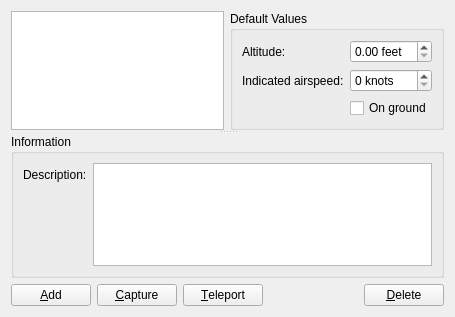
Before: the Qt Designer form src/Plugins/Module/Location/src/LocationWidget.ui in till213/SkyDolly, drawn with Qt 5.
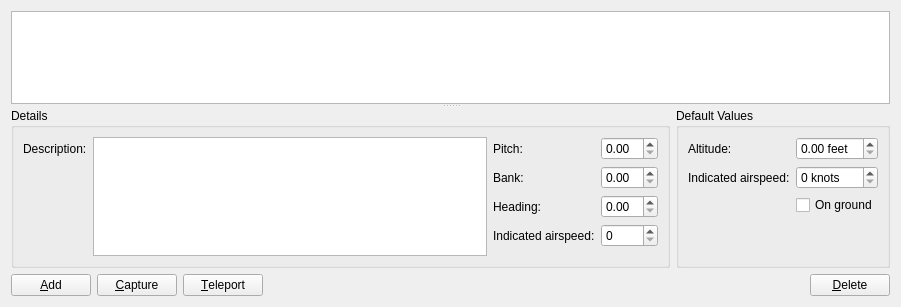
After: the same form once the commit is applied. Custom widgets are drawn as their Qt base class.

The edit to the form file:
```diff
--- a/src/Plugins/Module/Location/src/LocationWidget.ui
+++ b/src/Plugins/Module/Location/src/LocationWidget.ui
@@ -6,8 +6,8 @@
    <rect>
     <x>0</x>
     <y>0</y>
-    <width>455</width>
-    <height>317</height>
+    <width>901</width>
+    <height>307</height>
    </rect>
   </property>
   <property name="windowTitle">
@@ -19,10 +19,100 @@
      <property name="orientation">
       <enum>Qt::Vertical</enum>
      </property>
+     <widget class="QTableWidget" name="locationTableWidget"/>
      <widget class="QWidget" name="layoutWidget">
       <layout class="QHBoxLayout" name="horizontalLayout_2">
        <item>
-        <widget class="QTableWidget" name="locationTableWidget"/>
+        <widget class="QGroupBox" name="informationGroupBox">
+         <property name="sizePolicy">
+          <sizepolicy hsizetype="Expanding" vsizetype="Minimum">
+           <horstretch>0</horstretch>
+           <verstretch>0</verstretch>
+          </sizepolicy>
+         </property>
+         <property name="minimumSize">
+          <size>
+           <width>0</width>
+           <height>160</height>
+          </size>
+         </property>
+         <property name="title">
+          <string>Details</string>
+         </property>
+         <layout class="QHBoxLayout" name="horizontalLayout_3">
+          <item>
+           <layout class="QFormLayout" name="formLayout_2">
+            <item row="0" column="0">
+             <widget class="QLabel" name="label_3">
+              <property name="text">
+               <string>Description:</string>
+              </property>
+             </widget>
+            </item>
+            <item row="0" column="1">
+             <widget class="FocusPlainTextEdit" name="descriptionPlainTextEdit">
+              <property name="sizePolicy">
+               <sizepolicy hsizetype="Expanding" vsizetype="Minimum">
+                <horstretch>0</horstretch>
+                <verstretch>0</verstretch>
+               </sizepolicy>
+              </property>
+              <property name="minimumSize">
+               <size>
+                <width>320</width>
+                <height>80</height>
+               </size>
+              </property>
+             </widget>
+            </item>
+           </layout>
+          </item>
+          <item>
+           <layout class="QFormLayout" name="formLayout_3">
+            <item row="0" column="0">
+             <widget class="QLabel" name="label_4">
+              <property name="text">
+               <string>Pitch:</string>
+              </property>
+             </widget>
+            </item>
+            <item row="1" column="0">
+             <widget class="QLabel" name="label_5">
+              <property name="text">
+               <string>Bank:</string>
+              </property>
+             </widget>
+            </item>
+            <item row="2" column="0">
+             <widget class="QLabel" name="label_6">
+              <property name="text">
+               <string>Heading:</string>
+              </property>
+             </widget>
+            </item>
+            <item row="3" column="0">
+             <widget class="QLabel" name="label_7">
+              <property name="text">
+               <string>Indicated airspeed:</string>
+              </property>
+             </widget>
+            </item>
+            <item row="3" column="1">
+             <widget class="QSpinBox" name="indicatedAirspeedSpinBox"/>
+            </item>
+            <item row="0" column="1">
+             <widget class="QDoubleSpinBox" name="pitchSpinBox"/>
+            </item>
+            <item row="1" column="1">
+             <widget class="QDoubleSpinBox" name="bankSpinBox"/>
+            </item>
+            <item row="2" column="1">
+             <widget class="QDoubleSpinBox" name="headingSpinBox"/>
+            </item>
+           </layout>
+          </item>
+         </layout>
+        </widget>
        </item>
        <item>
         <widget class="QGroupBox" name="groupBox">
@@ -70,48 +160,6 @@
        </item>
       </layout>
      </widget>
-     <widget class="QGroupBox" name="informationGroupBox">
-      <property name="sizePolicy">
-       <sizepolicy hsizetype="Expanding" vsizetype="Minimum">
-        <horstretch>0</horstretch>
-        <verstretch>0</verstretch>
-       </sizepolicy>
-      </property>
-      <property name="minimumSize">
-       <size>
-        <width>0</width>
-        <height>120</height>
-       </size>
-      </property>
-      <property name="title">
-       <string>Information</string>
-      </property>
-      <layout class="QFormLayout" name="formLayout_2">
-       <item row="0" column="0">
-        <widget class="QLabel" name="label_3">
-         <property name="text">
-          <string>Description:</string>
-         </property>
-        </widget>
-       </item>
-       <item row="0" column="1">
-        <widget class="FocusPlainTextEdit" name="descriptionPlainTextEdit">
-         <property name="sizePolicy">
-          <sizepolicy hsizetype="Expanding" vsizetype="Minimum">
-           <horstretch>0</horstretch>
-           <verstretch>0</verstretch>
-          </sizepolicy>
-         </property>
-         <property name="minimumSize">
-          <size>
-           <width>320</width>
-           <height>0</height>
-          </size>
-         </property>
-        </widget>
-       </item>
-      </layout>
-     </widget>
     </widget>
    </item>
    <item>
```
